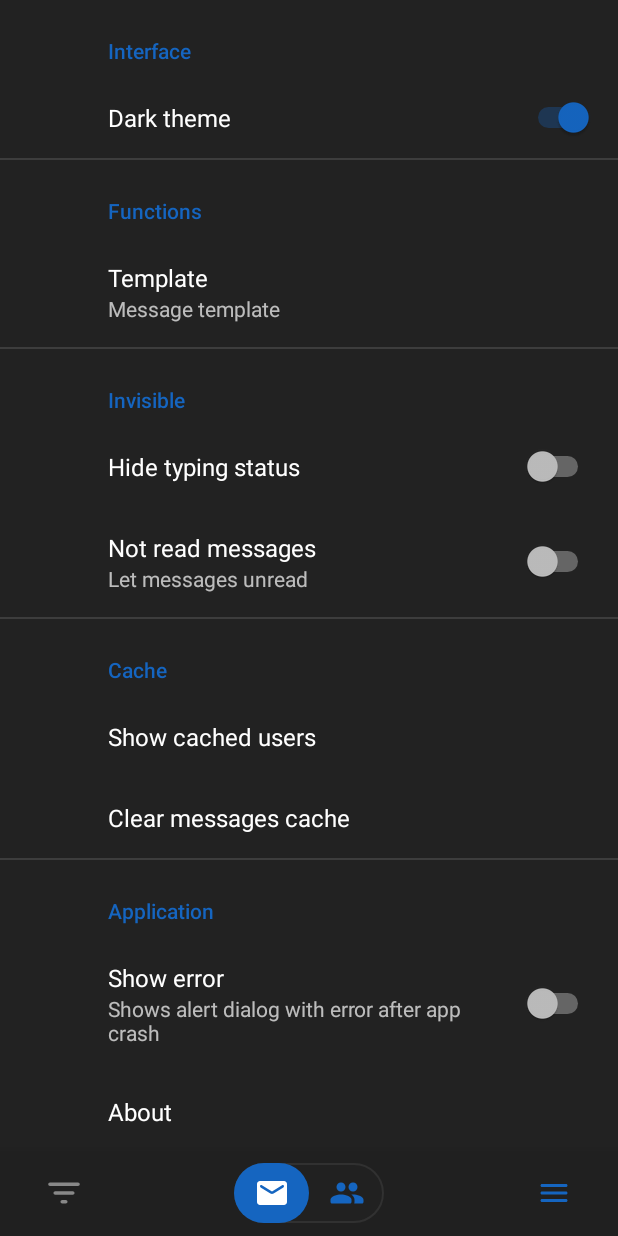
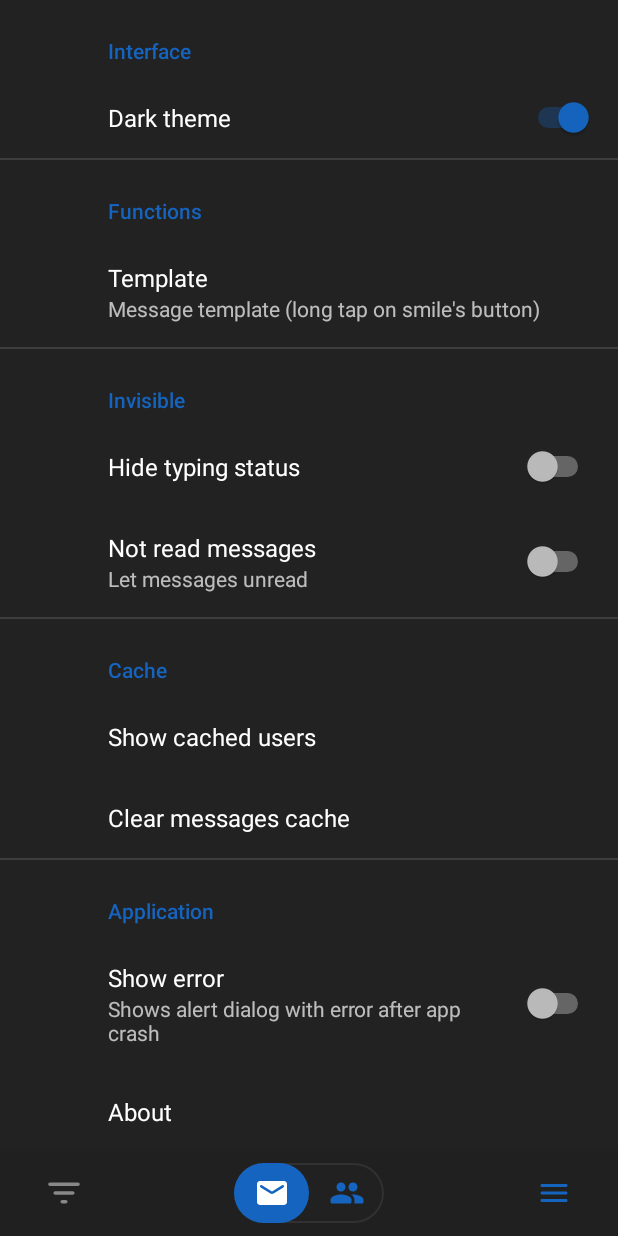
Before and after one commit to lischenkodev/Fast-Android, an Android app: the fragment FragmentSettings placed in its activity, on a phone screen of 412 x 824 dp. Run offline under Robolectric (Android 15) with nearby library versions, the phone set to English and light mode, and no system bars; our stand-ins replace CircleImageView, EventBus, Picasso, androidx.preference; libraries missing offline, so code that uses them is left out: com.microsoft.appcenter; pictures from the network do not load; 4 statements that could not run were skipped.

Commit message:
Пояснение

```diff
--- a/app/src/main/res/values/strings.xml
+++ b/app/src/main/res/values/strings.xml
@@ -16,7 +16,7 @@
     <string name="application_title">Application</string>
     <string name="about_app">About</string>
     <string name="interface_title">Interface</string>
-    <string name="template_summary">Message template</string>
+    <string name="template_summary">Message template (long tap on smile\'s button)</string>
     <string name="template_title">Template</string>
     <string name="dark_theme_title">Dark theme</string>
     <string name="functions_title">Functions</string>
```
Also changed, not shown: 1 other file.
